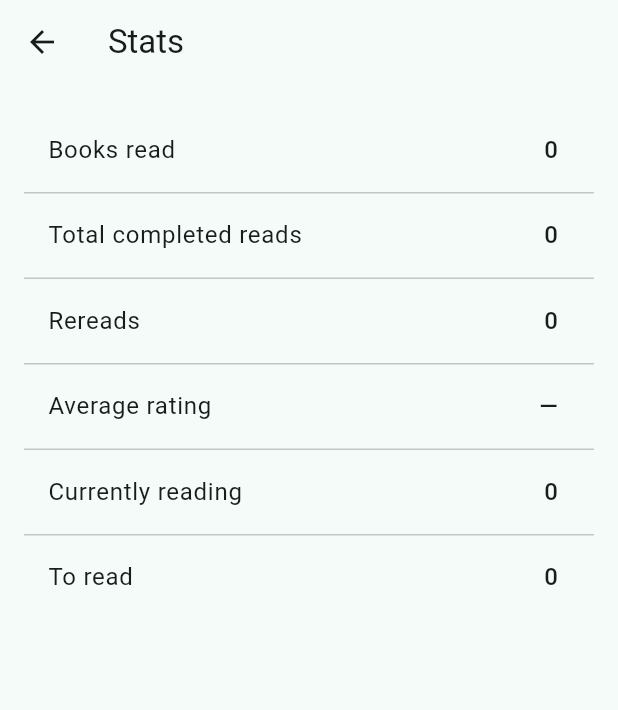
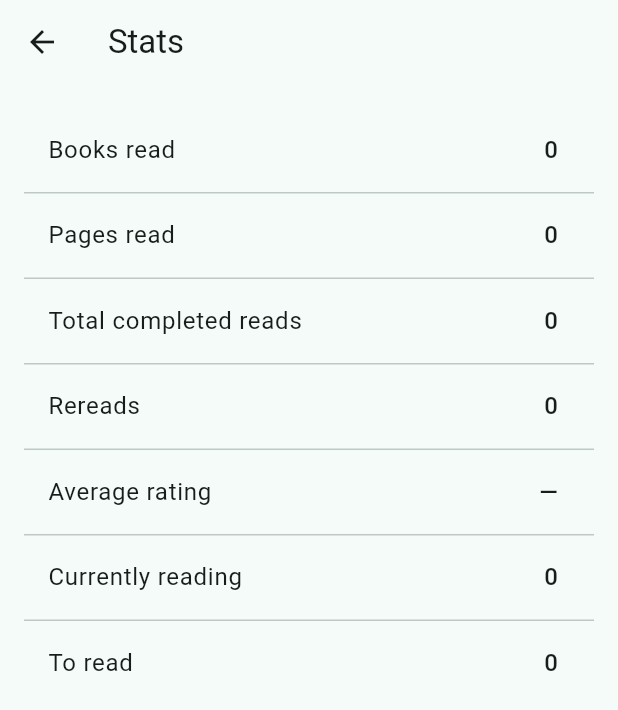
Before and after one commit to yuuge7/bookcompanion, a Flutter app: the screen it shows after launch, after a tap on the "bar chart" icon, on a phone screen of 412 x 824 dp. Shown: the top 710 px of the screen. Run offline on Flutter 3.47's test engine with Material 3 defaults, Android fonts, the phone set to English and light mode, and no system bars; our stand-ins replace file_picker, image_picker.

Commit message:
feat: implement release workflow and versioning, add theme toggle functionality, and enhance book tracking features

```diff
--- a/lib/main.dart
+++ b/lib/main.dart
@@ -2,6 +2,7 @@ import 'package:flutter/material.dart';
 import 'package:provider/provider.dart';
 
 import 'services/library_model.dart';
+import 'services/theme_notifier.dart';
 import 'screens/home_screen.dart';
 
 void main() {
@@ -13,11 +14,16 @@ class BookCompanionApp extends StatelessWidget {
 
   @override
   Widget build(BuildContext context) {
-    return ChangeNotifierProvider(
-      create: (_) => LibraryModel()..load(),
-      child: MaterialApp(
+    return MultiProvider(
+      providers: [
+        ChangeNotifierProvider(create: (_) => LibraryModel()..load()),
+        ChangeNotifierProvider(create: (_) => ThemeNotifier()),
+      ],
+      child: Consumer<ThemeNotifier>(
+        builder: (context, themeNotifier, _) => MaterialApp(
           title: 'Book Companion',
           debugShowCheckedModeBanner: false,
+          themeMode: themeNotifier.mode,
           theme: ThemeData(
             colorScheme: ColorScheme.fromSeed(seedColor: Colors.teal),
             useMaterial3: true,
@@ -31,6 +37,7 @@ class BookCompanionApp extends StatelessWidget {
           ),
           home: const HomeScreen(),
         ),
+      ),
     );
   }
 }
--- a/lib/screens/home_screen.dart
+++ b/lib/screens/home_screen.dart
@@ -3,6 +3,7 @@ import 'package:provider/provider.dart';
 
 import '../models/book.dart';
 import '../services/library_model.dart';
+import '../services/theme_notifier.dart';
 import '../widgets/book_card.dart';
 import 'add_edit_book_screen.dart';
 import 'book_detail_screen.dart';
@@ -34,6 +35,15 @@ class _HomeScreenState extends State<HomeScreen>
     super.dispose();
   }
 
+  Tab _fittedTab(String label) {
+    return Tab(
+      child: FittedBox(
+        fit: BoxFit.scaleDown,
+        child: Text(label, maxLines: 1),
+      ),
+    );
+  }
+
   List<Book> _filter(List<Book> books) {
     if (_query.trim().isEmpty) return books;
     final q = _query.toLowerCase();
@@ -52,10 +62,17 @@ class _HomeScreenState extends State<HomeScreen>
       return const Scaffold(body: Center(child: CircularProgressIndicator()));
     }
 
+    final themeNotifier = context.watch<ThemeNotifier>();
+
     return Scaffold(
       appBar: AppBar(
         title: const Text('Book Companion'),
         actions: [
+          IconButton(
+            icon: Icon(themeNotifier.icon),
+            tooltip: themeNotifier.label,
+            onPressed: () => context.read<ThemeNotifier>().cycle(),
+          ),
           IconButton(
             icon: const Icon(Icons.bar_chart),
             tooltip: 'Stats',
@@ -89,16 +106,19 @@ class _HomeScreenState extends State<HomeScreen>
         ],
         bottom: TabBar(
           controller: _tabController,
-          isScrollable: true,
+          // Fixed (not scrollable) so all 4 tabs share the width evenly
+          // instead of overflowing and cutting the last one off.
+          isScrollable: false,
           tabs: [
-            Tab(text: 'To Read (${library.toRead.length})'),
-            Tab(text: 'Reading (${library.reading.length})'),
-            Tab(text: 'Read (${library.read.length})'),
-            Tab(text: 'Dropped (${library.dropped.length})'),
+            _fittedTab('Reading (${library.reading.length})'),
+            _fittedTab('To Read (${library.toRead.length})'),
+            _fittedTab('Read (${library.read.length})'),
+            _fittedTab('Dropped (${library.dropped.length})'),
           ],
         ),
       ),
       body: Column(
+        crossAxisAlignment: CrossAxisAlignment.stretch,
         children: [
           Padding(
             padding: const EdgeInsets.fromLTRB(12, 8, 12, 0),
@@ -117,8 +137,8 @@ class _HomeScreenState extends State<HomeScreen>
             child: TabBarView(
               controller: _tabController,
               children: [
+                _BookList(books: _filter(library.reading)),
                 _BookList(books: _filter(library.toRead)),
-                _BookList(books: _filter(library.reading)),
                 _BookList(books: _filter(library.read)),
                 _BookList(books: _filter(library.dropped)),
               ],
--- a/lib/screens/stats_screen.dart
+++ b/lib/screens/stats_screen.dart
@@ -12,6 +12,7 @@ class StatsScreen extends StatelessWidget {
 
     final stats = <(String, String)>[
       ('Books read', '${library.totalBooksRead}'),
+      ('Pages read', '${library.totalPagesRead}'),
       ('Total completed reads', '${library.totalSessionsCompleted}'),
       ('Rereads', '${library.totalRereads}'),
       (
--- /dev/null
+++ b/lib/services/theme_notifier.dart
@@ -0,0 +1,26 @@
+import 'package:flutter/material.dart';
+
+class ThemeNotifier extends ChangeNotifier {
+  ThemeMode mode = ThemeMode.system;
+
+  void cycle() {
+    mode = switch (mode) {
+      ThemeMode.system => ThemeMode.light,
+      ThemeMode.light => ThemeMode.dark,
+      ThemeMode.dark => ThemeMode.system,
+    };
+    notifyListeners();
+  }
+
+  String get label => switch (mode) {
+        ThemeMode.system => 'Theme: System',
+        ThemeMode.light => 'Theme: Light',
+        ThemeMode.dark => 'Theme: Dark',
+      };
+
+  IconData get icon => switch (mode) {
+        ThemeMode.system => Icons.brightness_auto,
+        ThemeMode.light => Icons.light_mode,
+        ThemeMode.dark => Icons.dark_mode,
+      };
+}
```
Also changed, not shown: lib/screens/add_edit_book_screen.dart (+16 -0 lines), lib/screens/book_detail_screen.dart (+16 -5 lines), lib/services/library_model.dart (+27 -3 lines), 5 other files. Lines whose indentation alone changed are shown as unchanged.
